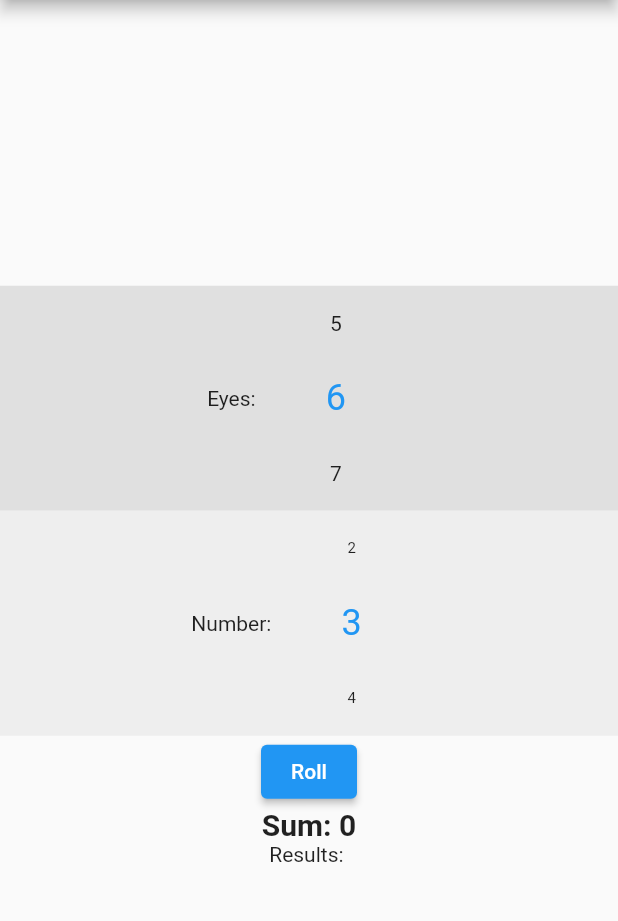
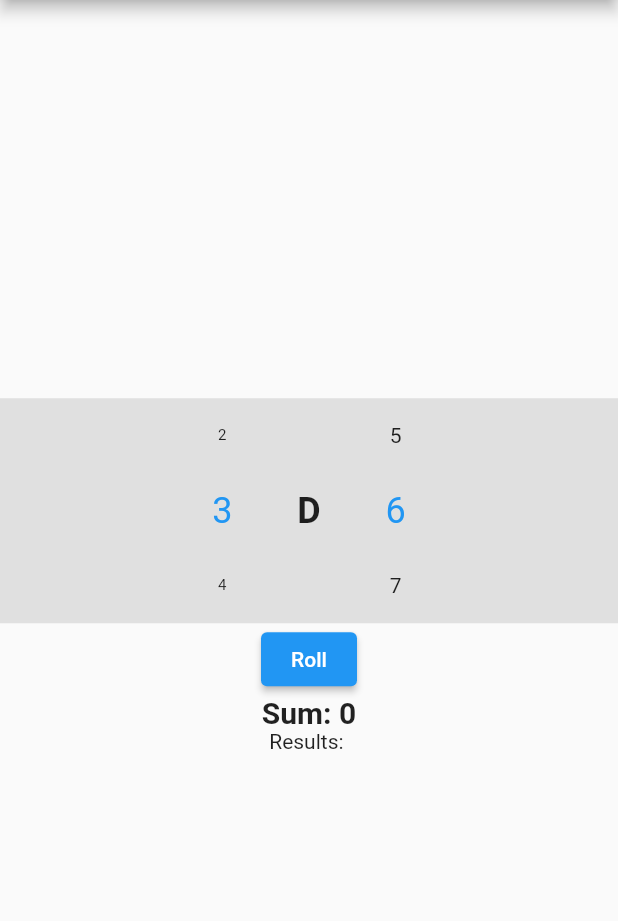
Before and after one commit to stbange/sb_dice, a Flutter app: the screen it shows after launch, on a phone screen of 412 x 824 dp, the part 84-1005 px from its top. Run offline on Flutter 3.47's test engine with Material 2 defaults, Android fonts, the phone set to English and light mode, and no system bars; drawn by our look-alikes of numberpicker.

Commit message:
Some stylistic changes

```diff
--- a/lib/main.dart
+++ b/lib/main.dart
@@ -69,32 +69,24 @@ class _DicePageState extends State<DicePage> {
             Container(
               child: Row(
                 children: [
-                  const Text('Eyes: '),
-                  NumberPicker(
-                      minValue: 1,
-                      maxValue: 100,
-                      value: _eyes,
-                      onChanged: (value) => _updateDice(value, _number))
-                ],
-                mainAxisAlignment: MainAxisAlignment.center,
-              ),
-              color: Colors.grey[300],
-            ),
-            Container(
-              child: Row(
-                children: [
-                  const Text('Number: '),
                   NumberPicker(
                       minValue: 1,
                       maxValue: 100,
                       value: _number,
                       textStyle: const TextStyle(
                           fontSize: 10, fontWeight: FontWeight.normal),
-                      onChanged: (value) => _updateDice(_eyes, value))
+                      onChanged: (value) => _updateDice(_eyes, value)),
+                  const Text('D',style: TextStyle(fontWeight: FontWeight.bold, fontSize: 24),),
+                  NumberPicker(
+                    minValue: 1,
+                    maxValue: 100,
+                    value: _eyes,
+                    onChanged: (value) => _updateDice(value, _number),
+                  ),
                 ],
                 mainAxisAlignment: MainAxisAlignment.center,
               ),
-              color: Colors.grey[200],
+              color: Colors.grey[300],
             ),
             ElevatedButton(
               onPressed: () => _updateDice(_eyes, _number),
```
